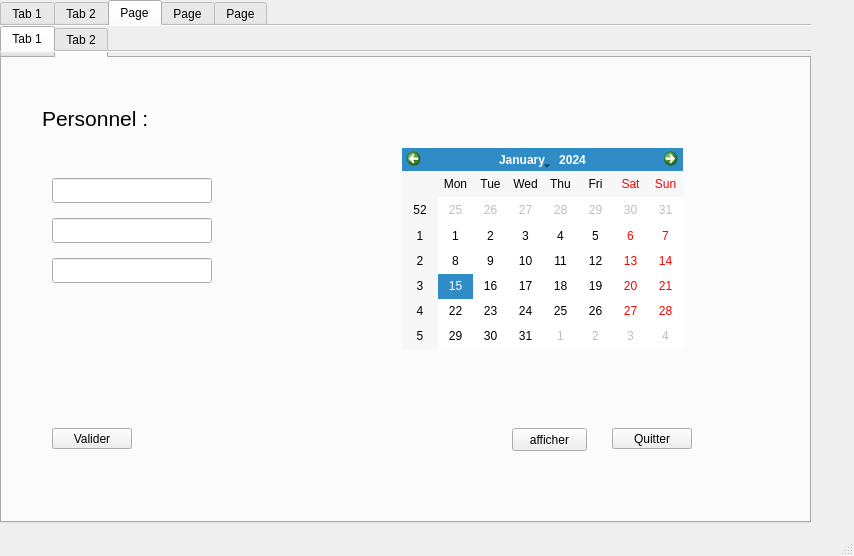
First picture: the form in mainwindow.ui, repository mohamed-amine-aouadi/my-hotel, before the edit.
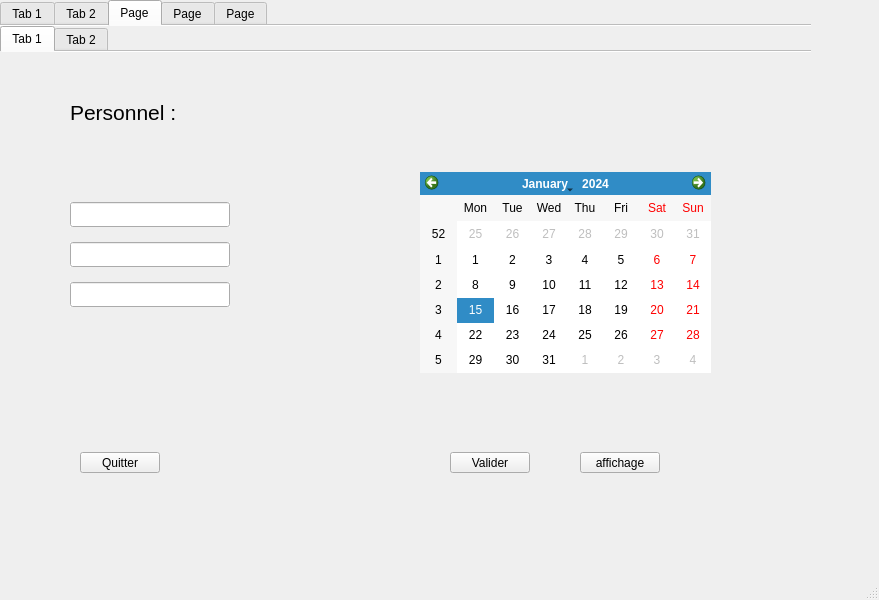
Second picture: the form after the edit. The open tabs and pages were chosen to show the change.

The edit to the form file:
```diff
--- a/mainwindow.ui
+++ b/mainwindow.ui
@@ -6,8 +6,8 @@
    <rect>
     <x>0</x>
     <y>0</y>
-    <width>854</width>
-    <height>556</height>
+    <width>879</width>
+    <height>600</height>
    </rect>
   </property>
   <property name="windowTitle">
@@ -395,143 +395,123 @@
        <attribute name="title">
         <string>Tab 1</string>
        </attribute>
-       <widget class="QTabWidget" name="tabWidget_7">
+       <widget class="QPushButton" name="pushButton_10">
         <property name="geometry">
          <rect>
-          <x>0</x>
-          <y>-20</y>
-          <width>811</width>
-          <height>491</height>
+          <x>450</x>
+          <y>400</y>
+          <width>80</width>
+          <height>21</height>
          </rect>
         </property>
-        <property name="currentIndex">
-         <number>1</number>
+        <property name="autoFillBackground">
+         <bool>true</bool>
         </property>
-        <widget class="QWidget" name="tab_11">
-         <attribute name="title">
-          <string>Tab 1</string>
-         </attribute>
-        </widget>
-        <widget class="QWidget" name="tab_12">
-         <attribute name="title">
-          <string>Tab 2</string>
-         </attribute>
-         <widget class="QPushButton" name="pushButton_10">
-          <property name="geometry">
-           <rect>
-            <x>50</x>
-            <y>370</y>
-            <width>80</width>
-            <height>21</height>
-           </rect>
-          </property>
-          <property name="autoFillBackground">
-           <bool>true</bool>
-          </property>
-          <property name="text">
-           <string>Valider</string>
-          </property>
-         </widget>
-         <widget class="QCalendarWidget" name="date">
-          <property name="geometry">
-           <rect>
-            <x>400</x>
-            <y>90</y>
-            <width>281</width>
-            <height>201</height>
-           </rect>
-          </property>
-          <property name="autoFillBackground">
-           <bool>true</bool>
-          </property>
-         </widget>
-         <widget class="QPushButton" name="pushButton_11">
-          <property name="geometry">
-           <rect>
-            <x>610</x>
-            <y>370</y>
-            <width>80</width>
-            <height>21</height>
-           </rect>
-          </property>
-          <property name="autoFillBackground">
-           <bool>true</bool>
-          </property>
-          <property name="text">
-           <string>Quitter</string>
-          </property>
-         </widget>
-         <widget class="QPushButton" name="pushButton_12">
-          <property name="geometry">
-           <rect>
-            <x>510</x>
-            <y>370</y>
-            <width>75</width>
-            <height>23</height>
-           </rect>
-          </property>
-          <property name="text">
-           <string>afficher</string>
-          </property>
-         </widget>
-         <widget class="QLineEdit" name="grade">
-          <property name="geometry">
-           <rect>
-            <x>50</x>
-            <y>160</y>
-            <width>160</width>
-            <height>25</height>
-           </rect>
-          </property>
-          <property name="autoFillBackground">
-           <bool>true</bool>
-          </property>
-         </widget>
-         <widget class="QLabel" name="label_10">
-          <property name="geometry">
-           <rect>
-            <x>40</x>
-            <y>40</y>
-            <width>241</width>
-            <height>41</height>
-           </rect>
-          </property>
-          <property name="font">
-           <font>
-            <pointsize>16</pointsize>
-           </font>
-          </property>
-          <property name="text">
-           <string>Personnel :</string>
-          </property>
-         </widget>
-         <widget class="QLineEdit" name="salaire">
-          <property name="geometry">
-           <rect>
-            <x>50</x>
-            <y>200</y>
-            <width>160</width>
-            <height>25</height>
-           </rect>
-          </property>
-          <property name="autoFillBackground">
-           <bool>true</bool>
-          </property>
-         </widget>
-         <widget class="QLineEdit" name="cin">
-          <property name="geometry">
-           <rect>
-            <x>50</x>
-            <y>120</y>
-            <width>160</width>
-            <height>25</height>
-           </rect>
-          </property>
-          <property name="autoFillBackground">
-           <bool>true</bool>
-          </property>
-         </widget>
-        </widget>
+        <property name="text">
+         <string>Valider</string>
+        </property>
+       </widget>
+       <widget class="QLineEdit" name="Grade">
+        <property name="geometry">
+         <rect>
+          <x>70</x>
+          <y>190</y>
+          <width>160</width>
+          <height>25</height>
+         </rect>
+        </property>
+        <property name="autoFillBackground">
+         <bool>true</bool>
+        </property>
+       </widget>
+       <widget class="QLabel" name="label_3">
+        <property name="geometry">
+         <rect>
+          <x>70</x>
+          <y>40</y>
+          <width>241</width>
+          <height>41</height>
+         </rect>
+        </property>
+        <property name="font">
+         <font>
+          <pointsize>16</pointsize>
+         </font>
+        </property>
+        <property name="text">
+         <string>Personnel :</string>
+        </property>
+       </widget>
+       <widget class="QPushButton" name="pushButton_11">
+        <property name="geometry">
+         <rect>
+          <x>80</x>
+          <y>400</y>
+          <width>80</width>
+          <height>21</height>
+         </rect>
+        </property>
+        <property name="autoFillBackground">
+         <bool>true</bool>
+        </property>
+        <property name="text">
+         <string>Quitter</string>
+        </property>
+       </widget>
+       <widget class="QLineEdit" name="Salaire">
+        <property name="geometry">
+         <rect>
+          <x>70</x>
+          <y>230</y>
+          <width>160</width>
+          <height>25</height>
+         </rect>
+        </property>
+        <property name="autoFillBackground">
+         <bool>true</bool>
+        </property>
+       </widget>
+       <widget class="QPushButton" name="pushButton_12">
+        <property name="geometry">
+         <rect>
+          <x>580</x>
+          <y>400</y>
+          <width>80</width>
+          <height>21</height>
+         </rect>
+        </property>
+        <property name="autoFillBackground">
+         <bool>true</bool>
+        </property>
+        <property name="text">
+         <string>affichage</string>
+        </property>
+       </widget>
+       <widget class="QLineEdit" name="CIINP">
+        <property name="geometry">
+         <rect>
+          <x>70</x>
+          <y>150</y>
+          <width>160</width>
+          <height>25</height>
+         </rect>
+        </property>
+        <property name="autoFillBackground">
+         <bool>true</bool>
+        </property>
+       </widget>
+       <widget class="QCalendarWidget" name="calendarWidget_3">
+        <property name="geometry">
+         <rect>
+          <x>420</x>
+          <y>120</y>
+          <width>291</width>
+          <height>201</height>
+         </rect>
+        </property>
+        <property name="autoFillBackground">
+         <bool>true</bool>
+        </property>
        </widget>
       </widget>
       <widget class="QWidget" name="tab_6">
```
Left out of the diff: 366 changed lines with no effect on the pictures.
